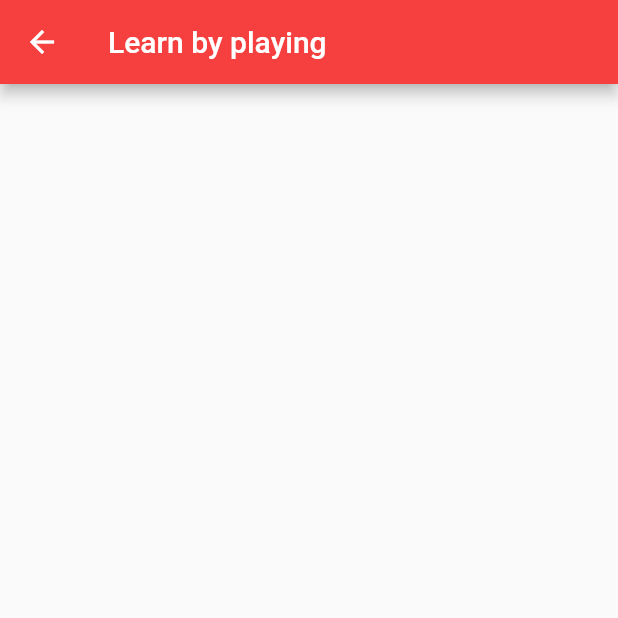
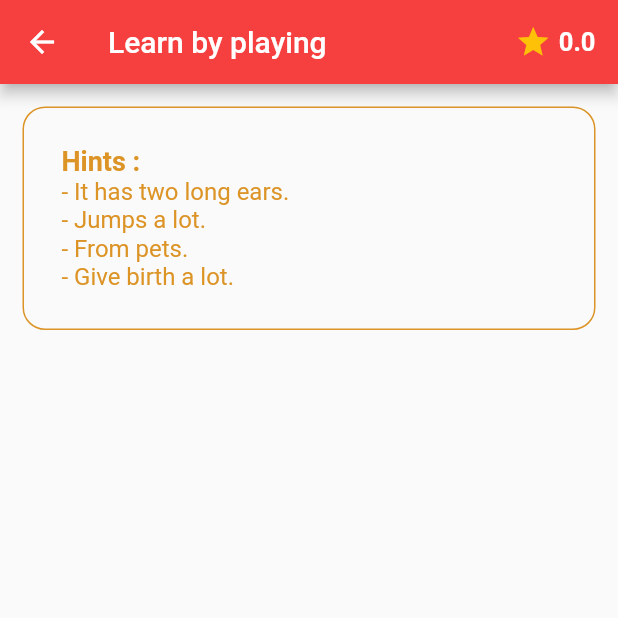
Before and after one commit to muradfarhat/Teach-App, a Flutter app: the lion screen opened directly, on a phone screen of 412 x 824 dp, the top half of it. Run offline on Flutter 3.47's test engine with Material 2 defaults, Android fonts, the light colour scheme and no system bars.

Commit message:
lion page

```diff
--- a/lib/about.dart
+++ b/lib/about.dart
@@ -27,7 +27,7 @@ class about extends StatelessWidget {
             margin: const EdgeInsets.all(30),
             width: double.infinity,
             child: const Text(
-              "هذا التطبيق صمم خصيصاً للأطفال، وذلك لمساعدتهم على تعلم اسماء الحيوانات وأشكالها عن طريق معرفة اسم الحيوان من خلال الاجابة على اسئلة متعلقة بشكل هذا الحيوان وبعد الاجابة عن السؤال بشكل صحيح تظهر صورة الحيوان. \nعند الاجابة بشكل صحيح على كل صورة سيزيد تقييم اللاعب بمقدار 10 درجات وكل اجابة خاطئة تنقص من تقييم اللاعب بمقدار درجتين وعند الانتهاء من اللعب سيظهر تقييم اللاعب النهائي ومستواه في اللعبة.",
+              "هذا التطبيق صمم خصيصاً للأطفال، وذلك لمساعدتهم على تعلم اسماء الحيوانات وأشكالها عن طريق معرفة اسم الحيوان من خلال الاجابة على اسئلة متعلقة بشكل هذا الحيوان وبعد الاجابة عن السؤال بشكل صحيح تظهر صورة الحيوان. \nعند الاجابة بشكل صحيح على كل صورة سيزيد تقييم اللاعب بمقدار 10 درجات وكل اجابة خاطئة تنقص من تقييم اللاعب بمقدار 5 درجات وعند الانتهاء من اللعب سيظهر تقييم اللاعب النهائي ومستواه في اللعبة.",
               style: TextStyle(fontSize: 17, fontWeight: FontWeight.bold),
               textDirection: TextDirection.rtl,
             ),
--- a/lib/lion.dart
+++ b/lib/lion.dart
@@ -10,15 +10,103 @@ class lion extends StatefulWidget {
 
 class _lionState extends State<lion> {
   Color basicColor = const Color.fromARGB(255, 246, 63, 63);
+  double score = 0.0;
+
   @override
   Widget build(BuildContext context) {
     return Scaffold(
       appBar: AppBar(
+        actions: [
+          Container(
+            margin: const EdgeInsets.only(right: 5),
+            child: const Icon(
+              Icons.star,
+              color: Colors.amber,
+            ),
+          ),
+          Container(
+              margin: const EdgeInsets.only(right: 15),
+              alignment: Alignment.center,
+              child: Text(
+                "${score}",
+                style:
+                    const TextStyle(fontSize: 17, fontWeight: FontWeight.bold),
+              )),
+        ],
         backgroundColor: basicColor,
         title: widget.Ar_En == "ar"
             ? const Text("تعلم عن طريق اللعب")
             : const Text("Learn by playing"),
       ),
+      body: SingleChildScrollView(
+          child: Column(
+        children: [
+          Container(
+            width: double.infinity,
+            margin: const EdgeInsets.all(15),
+            padding: const EdgeInsets.symmetric(vertical: 25, horizontal: 25),
+            decoration: BoxDecoration(
+                border:
+                    Border.all(color: const Color.fromARGB(255, 220, 148, 39)),
+                borderRadius: const BorderRadius.all(Radius.circular(15))),
+            child: Column(
+              crossAxisAlignment: widget.Ar_En == "ar"
+                  ? CrossAxisAlignment.end
+                  : CrossAxisAlignment.start,
+              children: [
+                Text(
+                  widget.Ar_En == "ar" ? "تلميحات :" : "Hints :",
+                  style: const TextStyle(
+                      fontWeight: FontWeight.bold,
+                      fontSize: 18,
+                      color: Color.fromARGB(255, 220, 148, 39)),
+                  textDirection: widget.Ar_En == "ar"
+                      ? TextDirection.rtl
+                      : TextDirection.ltr,
+                ),
+                Text(
+                  widget.Ar_En == "ar"
+                      ? "- له اذنين طويلتين."
+                      : "- It has two long ears.",
+                  style: const TextStyle(
+                      fontSize: 16, color: Color.fromARGB(255, 220, 148, 39)),
+                  textDirection: widget.Ar_En == "ar"
+                      ? TextDirection.rtl
+                      : TextDirection.ltr,
+                ),
+                Text(
+                  widget.Ar_En == "ar" ? "- يقفز كثيراً." : "- Jumps a lot.",
+                  style: const TextStyle(
+                      fontSize: 16, color: Color.fromARGB(255, 220, 148, 39)),
+                  textDirection: widget.Ar_En == "ar"
+                      ? TextDirection.rtl
+                      : TextDirection.ltr,
+                ),
+                Text(
+                  widget.Ar_En == "ar"
+                      ? "- يعتبر من الحيوانات الأليفة."
+                      : "- From pets.",
+                  style: const TextStyle(
+                      fontSize: 16, color: Color.fromARGB(255, 220, 148, 39)),
+                  textDirection: widget.Ar_En == "ar"
+                      ? TextDirection.rtl
+                      : TextDirection.ltr,
+                ),
+                Text(
+                  widget.Ar_En == "ar"
+                      ? "- مشهور بكثرة الإنجاب."
+                      : "- Give birth a lot.",
+                  style: const TextStyle(
+                      fontSize: 16, color: Color.fromARGB(255, 220, 148, 39)),
+                  textDirection: widget.Ar_En == "ar"
+                      ? TextDirection.rtl
+                      : TextDirection.ltr,
+                ),
+              ],
+            ),
+          )
+        ],
+      )),
     );
   }
 }
```
